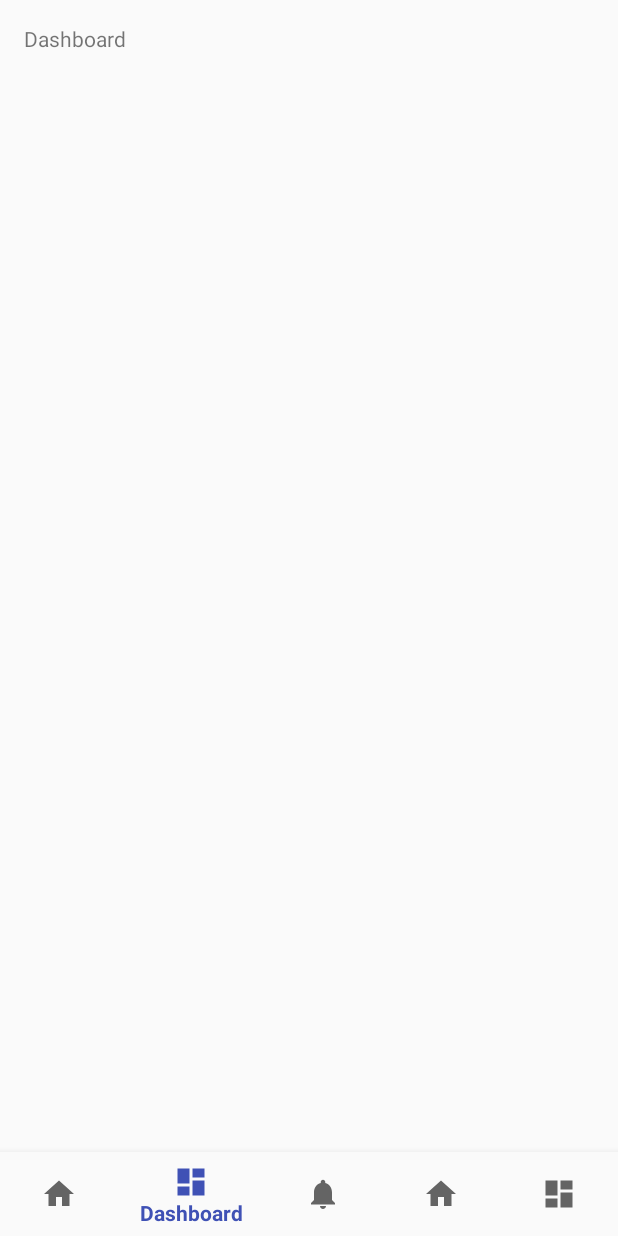
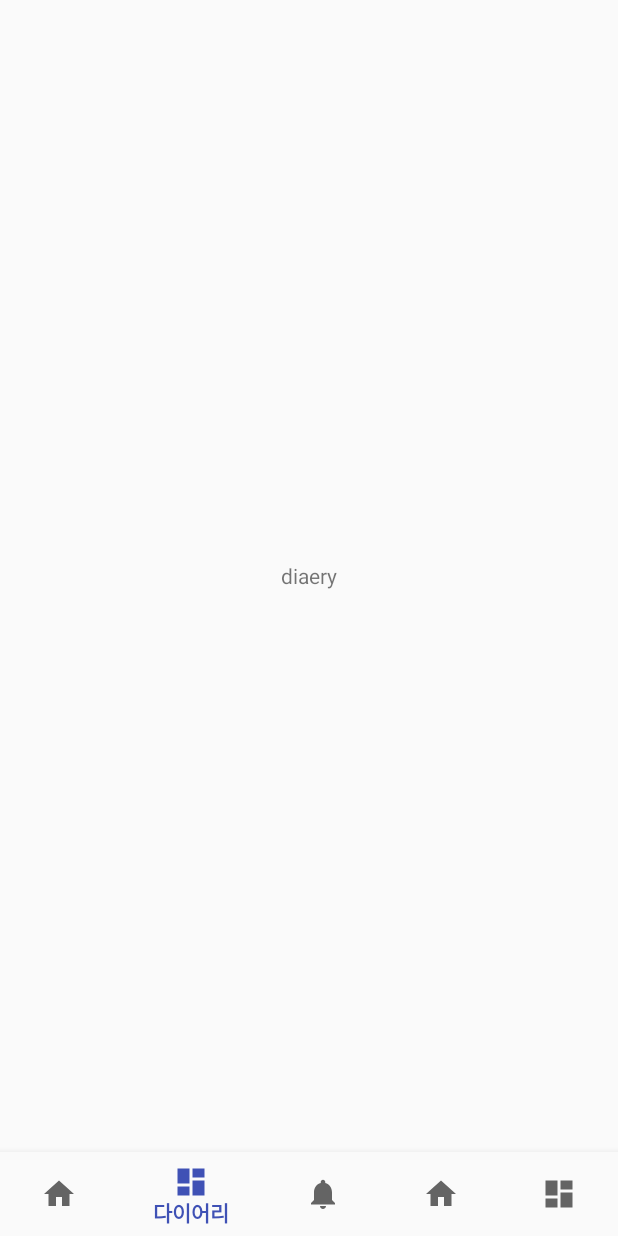
Before and after one commit to Realcheese94/StyleStockProjects, an Android app: the screen it shows after launch (MainActivity), item 2 of the bottom bar chosen, on a phone screen of 412 x 824 dp. Run offline under Robolectric (Android 15) with nearby library versions, the phone set to English and light mode, and no system bars.

Commit message:
스플래쉬 / 프레그먼트 전환 완료

```diff
--- /dev/null
+++ b/app/src/main/java/com/example/sj/stylestockprojects/Closet_framework.java
@@ -0,0 +1,18 @@
+package com.example.sj.stylestockprojects;
+
+
+import android.os.Bundle;
+import android.support.annotation.Nullable;
+import android.support.v4.app.Fragment;
+import android.view.LayoutInflater;
+import android.view.View;
+import android.view.ViewGroup;
+
+public class Closet_framework extends Fragment {
+
+    @Nullable
+    @Override
+    public View onCreateView(LayoutInflater inflater, @Nullable ViewGroup container, Bundle savedInstanceState) {
+        return inflater.inflate(R.layout.closet_layout,null);
+    }
+}
--- /dev/null
+++ b/app/src/main/java/com/example/sj/stylestockprojects/Diary_framework.java
@@ -0,0 +1,17 @@
+package com.example.sj.stylestockprojects;
+
+import android.os.Bundle;
+import android.support.annotation.Nullable;
+import android.support.v4.app.Fragment;
+import android.view.LayoutInflater;
+import android.view.View;
+import android.view.ViewGroup;
+
+public class Diary_framework extends Fragment {
+
+    @Nullable
+    @Override
+    public View onCreateView(LayoutInflater inflater, @Nullable ViewGroup container, Bundle savedInstanceState) {
+        return inflater.inflate(R.layout.diary_layout,null);
+    }
+}
--- a/app/src/main/java/com/example/sj/stylestockprojects/MainActivity.java
+++ b/app/src/main/java/com/example/sj/stylestockprojects/MainActivity.java
@@ -1,8 +1,10 @@
 package com.example.sj.stylestockprojects;
+
 
 import android.os.Bundle;
 import android.support.annotation.NonNull;
 import android.support.design.widget.BottomNavigationView;
+import android.support.v4.app.Fragment;
 import android.support.v7.app.AppCompatActivity;
 import android.view.MenuItem;
 import android.widget.TextView;
@@ -10,6 +12,7 @@ import android.widget.TextView;
 public class MainActivity extends AppCompatActivity {
 
     private TextView mTextMessage;
+    private Fragment fragment = null;
 
     private BottomNavigationView.OnNavigationItemSelectedListener mOnNavigationItemSelectedListener
             = new BottomNavigationView.OnNavigationItemSelectedListener() {
@@ -18,22 +21,22 @@ public class MainActivity extends AppCompatActivity {
         public boolean onNavigationItemSelected(@NonNull MenuItem item) {
             switch (item.getItemId()) {
                 case R.id.navigation_home:
-                    mTextMessage.setText(R.string.title_home);
-                    return true;
+                    fragment = new Closet_framework();
+                    break;
                 case R.id.navigation_dashboard:
-                    mTextMessage.setText(R.string.title_dashboard);
-                    return true;
+                    fragment = new Diary_framework();
+                    break;
                 case R.id.navigation_notifications:
-                    mTextMessage.setText(R.string.title_notifications);
-                    return true;
+                    fragment = new Transaction_framework();
+                    break;
                 case R.id.navigation_mypage:
-                    mTextMessage.setText("Mypage 1");
-                    return true;
+                    fragment = new Recommend_framework();
+                    break;
                 case R.id.navigation_mypage2:
-                    mTextMessage.setText("Mypage 2");
-                    return true;
+                    fragment = new Mypage_framework();
+                    break;
             }
-            return false;
+            return loadFragment(fragment);
         }
     };
 
@@ -42,9 +45,23 @@ public class MainActivity extends AppCompatActivity {
         super.onCreate(savedInstanceState);
         setContentView(R.layout.activity_main);
 
+        loadFragment(new Closet_framework());
         mTextMessage = (TextView) findViewById(R.id.message);
         BottomNavigationView navigation = (BottomNavigationView) findViewById(R.id.navigation);
         navigation.setOnNavigationItemSelectedListener(mOnNavigationItemSelectedListener);
     }
 
+
+    private boolean loadFragment(Fragment fragment) {
+        //switching fragment
+        if (fragment != null) {
+            getSupportFragmentManager()
+                    .beginTransaction()
+                    .replace(R.id.fragment_container, fragment)
+                    .commit();
+            return true;
+        }
+        return false;
+    }
+
 }
--- a/app/src/main/res/layout/activity_main.xml
+++ b/app/src/main/res/layout/activity_main.xml
@@ -7,16 +7,18 @@
     android:layout_height="match_parent"
     tools:context=".MainActivity">
 
-    <TextView
-        android:id="@+id/message"
-        android:layout_width="wrap_content"
-        android:layout_height="wrap_content"
-        android:layout_marginLeft="@dimen/activity_horizontal_margin"
-        android:layout_marginStart="@dimen/activity_horizontal_margin"
-        android:layout_marginTop="@dimen/activity_vertical_margin"
+
+
+    <FrameLayout
+        android:id="@+id/fragment_container"
+        android:layout_width="match_parent"
+        android:layout_height="match_parent"
+        android:layout_marginBottom="56dp"
         android:text="@string/title_home"
         app:layout_constraintLeft_toLeftOf="parent"
         app:layout_constraintTop_toTopOf="parent" />
+
+
 
     <android.support.design.widget.BottomNavigationView
         android:id="@+id/navigation"
--- /dev/null
+++ b/app/src/main/res/layout/diary_layout.xml
@@ -0,0 +1,10 @@
+<?xml version="1.0" encoding="utf-8"?>
+<RelativeLayout
+    xmlns:android="http://schemas.android.com/apk/res/android" android:layout_width="match_parent"
+    android:layout_height="match_parent">
+<TextView
+    android:layout_width="match_parent"
+    android:layout_height="match_parent"
+    android:gravity="center"
+    android:text="diaery"/>
+</RelativeLayout>
--- /dev/null
+++ b/app/src/main/res/layout/mypage_layout.xml
@@ -0,0 +1,6 @@
+<?xml version="1.0" encoding="utf-8"?>
+<android.support.constraint.ConstraintLayout
+    xmlns:android="http://schemas.android.com/apk/res/android" android:layout_width="match_parent"
+    android:layout_height="match_parent">
+
+</android.support.constraint.ConstraintLayout>
--- /dev/null
+++ b/app/src/main/res/layout/recommend_layout.xml
@@ -0,0 +1,6 @@
+<?xml version="1.0" encoding="utf-8"?>
+<android.support.constraint.ConstraintLayout
+    xmlns:android="http://schemas.android.com/apk/res/android" android:layout_width="match_parent"
+    android:layout_height="match_parent">
+
+</android.support.constraint.ConstraintLayout>
--- /dev/null
+++ b/app/src/main/res/layout/transaction_layout.xml
@@ -0,0 +1,6 @@
+<?xml version="1.0" encoding="utf-8"?>
+<android.support.constraint.ConstraintLayout
+    xmlns:android="http://schemas.android.com/apk/res/android" android:layout_width="match_parent"
+    android:layout_height="match_parent">
+
+</android.support.constraint.ConstraintLayout>
--- a/app/src/main/res/values/strings.xml
+++ b/app/src/main/res/values/strings.xml
@@ -1,8 +1,8 @@
 <resources>
     <string name="app_name">StyleStockProjects</string>
-    <string name="title_home">Home</string>
-    <string name="title_dashboard">Dashboard</string>
-    <string name="title_notifications">Notifications</string>
-    <string name="title_mypage">mypage</string>
-    <string name="title_mypage2">mypage2</string>
+    <string name="title_home">옷장</string>
+    <string name="title_dashboard">다이어리</string>
+    <string name="title_notifications">중고거래</string>
+    <string name="title_mypage">추천쇼핑</string>
+    <string name="title_mypage2">마이페이지</string>
 </resources>
```
Also changed, not shown: app/src/main/java/com/example/sj/stylestockprojects/Mypage_framework.java (added, +17 -0 lines), app/src/main/java/com/example/sj/stylestockprojects/Recommend_framework.java (added, +17 -0 lines), app/src/main/java/com/example/sj/stylestockprojects/Transaction_framework.java (added, +17 -0 lines), app/src/main/res/layout/closet_layout.xml (added, +12 -0 lines).
